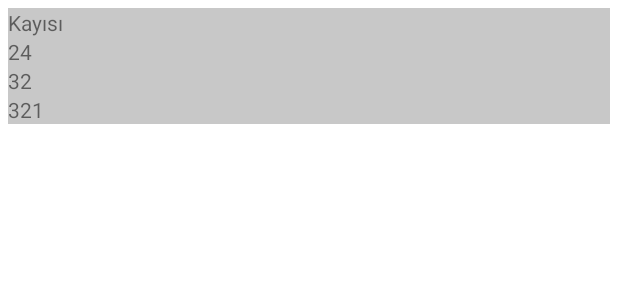
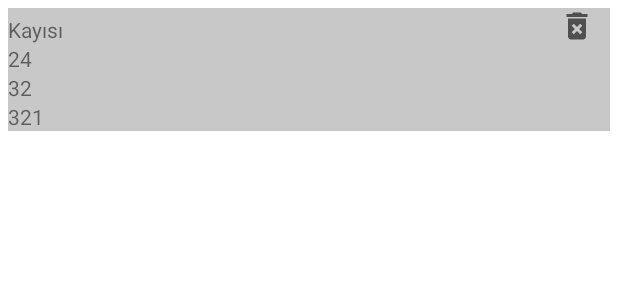
Before and after one commit to metehanbolatt/GilesemicIndexApp, an Android app: the layout food_features_row.xml on its own in the app's theme, with its tools: preview values and no code run, on a phone screen of 412 x 824 dp. Shown: the top 300 px of the screen. Run offline under Robolectric (Android 15) with nearby library versions, the phone set to English and light mode, and no system bars; network calls fail.

Commit message:
Veri silme işlemi başarılı bir şekilde çalışıyor.

```diff
--- a/app/src/main/java/com/metehanbolat/gliserichomework/repository/FoodFeaturesRepository.kt
+++ b/app/src/main/java/com/metehanbolat/gliserichomework/repository/FoodFeaturesRepository.kt
@@ -18,6 +18,10 @@ class FoodFeaturesRepository(private val foodFeaturesDao: FoodFeaturesDao) {
         foodFeaturesDao.updateFoodFeatures(foodFeaturesModel)
     }
 
+    suspend fun deleteFoodFeatures(foodFeaturesModel: FoodFeaturesModel) {
+        foodFeaturesDao.deleteFoodFeatures(foodFeaturesModel)
+    }
+
     suspend fun addTitle(categoryModel: CategoryModel) {
         foodFeaturesDao.addTitle(categoryModel)
     }
--- a/app/src/main/java/com/metehanbolat/gliserichomework/roomdatabase/FoodFeaturesDao.kt
+++ b/app/src/main/java/com/metehanbolat/gliserichomework/roomdatabase/FoodFeaturesDao.kt
@@ -14,6 +14,9 @@ interface FoodFeaturesDao {
     @Update
     suspend fun updateFoodFeatures(foodFeaturesModel: FoodFeaturesModel)
 
+    @Delete
+    suspend fun deleteFoodFeatures(foodFeaturesModel: FoodFeaturesModel)
+
     @Insert(onConflict = OnConflictStrategy.IGNORE)
     suspend fun addTitle(categoryModel: CategoryModel)
 
--- a/app/src/main/java/com/metehanbolat/gliserichomework/view/fragment/MainFragment.kt
+++ b/app/src/main/java/com/metehanbolat/gliserichomework/view/fragment/MainFragment.kt
@@ -182,7 +182,7 @@ class MainFragment : Fragment() {
             }
         }
 
-        val foodFeaturesAdapter = FoodFeaturesRecyclerAdapter()
+        val foodFeaturesAdapter = FoodFeaturesRecyclerAdapter(mainFragmentViewModel)
         val recyclerView = binding.recyclerView
         recyclerView.adapter = foodFeaturesAdapter
 
--- a/app/src/main/java/com/metehanbolat/gliserichomework/viewmodel/MainFragmentViewModel.kt
+++ b/app/src/main/java/com/metehanbolat/gliserichomework/viewmodel/MainFragmentViewModel.kt
@@ -59,6 +59,12 @@ class MainFragmentViewModel(application: Application) : AndroidViewModel(applica
         }
     }
 
+    fun deleteFoodFeatures(foodFeaturesModel: FoodFeaturesModel) {
+        viewModelScope.launch(Dispatchers.IO) {
+            repository.deleteFoodFeatures(foodFeaturesModel)
+        }
+    }
+
 }
 
 fun <T> MutableLiveData<T>.notifyObserver() {
--- /dev/null
+++ b/app/src/main/res/drawable/ic_delete.xml
@@ -0,0 +1,10 @@
+<vector xmlns:android="http://schemas.android.com/apk/res/android"
+    android:width="24dp"
+    android:height="24dp"
+    android:viewportWidth="24"
+    android:viewportHeight="24"
+    android:tint="?attr/colorControlNormal">
+  <path
+      android:fillColor="@android:color/white"
+      android:pathData="M6,19c0,1.1 0.9,2 2,2h8c1.1,0 2,-0.9 2,-2L18,7L6,7v12zM8.46,11.88l1.41,-1.41L12,12.59l2.12,-2.12 1.41,1.41L13.41,14l2.12,2.12 -1.41,1.41L12,15.41l-2.12,2.12 -1.41,-1.41L10.59,14l-2.13,-2.12zM15.5,4l-1,-1h-5l-1,1L5,4v2h14L19,4z"/>
+</vector>
--- a/app/src/main/res/layout/food_features_row.xml
+++ b/app/src/main/res/layout/food_features_row.xml
@@ -8,11 +8,29 @@
     android:background="#C8C8C8"
     android:orientation="vertical">
 
-    <TextView
-        android:id="@+id/foodName"
-        android:layout_width="wrap_content"
+    <LinearLayout
+        android:layout_width="match_parent"
         android:layout_height="wrap_content"
-        android:text="Kayısı" />
+        android:gravity="bottom"
+        android:orientation="horizontal">
+        <TextView
+            android:id="@+id/foodName"
+            android:layout_width="0dp"
+            android:layout_height="wrap_content"
+            android:layout_weight="1"
+            android:text="Kayısı" />
+
+        <ImageView
+            android:id="@+id/deleteButton"
+            android:layout_width="wrap_content"
+            android:layout_height="wrap_content"
+            android:layout_gravity="end"
+            android:layout_marginEnd="10dp"
+            android:elevation="2dp"
+            android:src="@drawable/ic_delete" />
+
+    </LinearLayout>
+
     <TextView
         android:id="@+id/glycemicIndex"
         android:layout_width="wrap_content"
```
Also changed, not shown: app/src/main/java/com/metehanbolat/gliserichomework/adapter/FoodFeaturesRecyclerAdapter.kt (+17 -1 lines).
